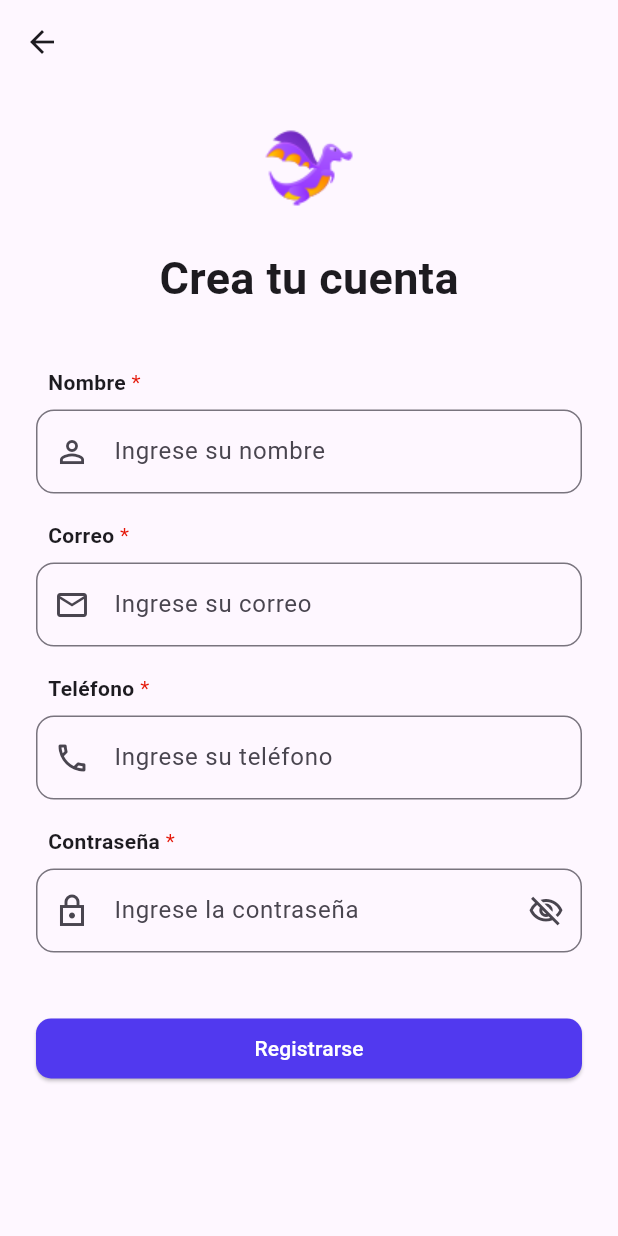
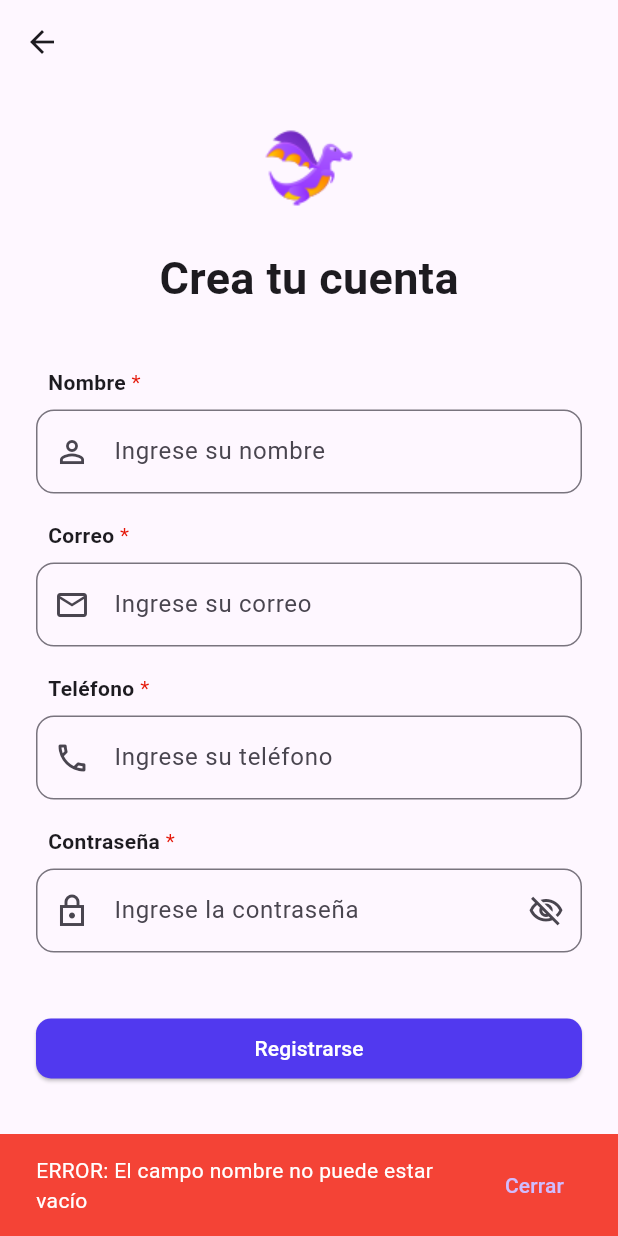
Before and after one commit to jdmc-unah/Tarea-2.1-Flutter-Unah-2025, a Flutter app: the Register screen opened by its route, after a tap on "Registrarse", on a phone screen of 412 x 824 dp. Run offline on Flutter 3.47's test engine with Material 3 defaults, Android fonts, the phone set to English and light mode, and no system bars; our stand-ins replace go_router.

Commit message:
Eventos onpress para validacion en login y registro

```diff
--- a/lib/views/login.dart
+++ b/lib/views/login.dart
@@ -1,6 +1,7 @@
 import 'package:flutter/material.dart';
 import 'package:go_router/go_router.dart';
 import 'package:login_page_jdmc/widgets/myTextField.dart';
+import 'package:login_page_jdmc/validations/loginVal.dart';
 
 class Login extends StatelessWidget {
   Login({super.key});
@@ -64,7 +65,27 @@ class Login extends StatelessWidget {
                       borderRadius: BorderRadius.circular(10),
                     ),
                   ),
-                  onPressed: () {},
+                  onPressed: () {
+                    String error = validaInicioSesion(
+                      emailController.text,
+                      pwController.text,
+                    );
+
+                    if (error == '') {
+                      context.goNamed('home');
+                    } else {
+                      ScaffoldMessenger.of(context).showSnackBar(
+                        SnackBar(
+                          backgroundColor: Colors.red,
+                          action: SnackBarAction(
+                            label: 'Cerrar',
+                            onPressed: () {},
+                          ),
+                          content: Text(error),
+                        ),
+                      );
+                    }
+                  },
                   child: Text('Iniciar Sesión'),
                 ),
               ),
--- a/lib/views/register.dart
+++ b/lib/views/register.dart
@@ -1,4 +1,6 @@
 import 'package:flutter/material.dart';
+import 'package:go_router/go_router.dart';
+import 'package:login_page_jdmc/validations/registerVal.dart';
 import 'package:login_page_jdmc/widgets/myTextField.dart';
 
 class Register extends StatelessWidget {
@@ -83,7 +85,52 @@ class Register extends StatelessWidget {
                       borderRadius: BorderRadius.circular(10),
                     ),
                   ),
-                  onPressed: () {},
+                  onPressed: () {
+                    String error = validaRegistro(
+                      userController.text,
+                      emailController.text,
+                      phoneController.text,
+                      pwController.text,
+                    );
+
+                    if (error == '') {
+                      ScaffoldMessenger.of(context).showSnackBar(
+                        SnackBar(
+                          backgroundColor: const Color.fromARGB(
+                            255,
+                            18,
+                            169,
+                            56,
+                          ),
+
+                          action: SnackBarAction(
+                            label: 'Continuar al login',
+                            onPressed: () {
+                              context.goNamed('login');
+                            },
+                          ),
+                          content: Text(
+                            'Se guardo el usuario con éxito',
+                            style: TextStyle(color: Colors.white),
+                          ),
+                        ),
+                      );
+                    } else {
+                      ScaffoldMessenger.of(context).showSnackBar(
+                        SnackBar(
+                          backgroundColor: Colors.red,
+                          action: SnackBarAction(
+                            label: 'Cerrar',
+                            onPressed: () {},
+                          ),
+                          content: Text(
+                            error,
+                            style: TextStyle(color: Colors.white),
+                          ),
+                        ),
+                      );
+                    }
+                  },
                   child: Text('Registrarse'),
                 ),
               ),
```
